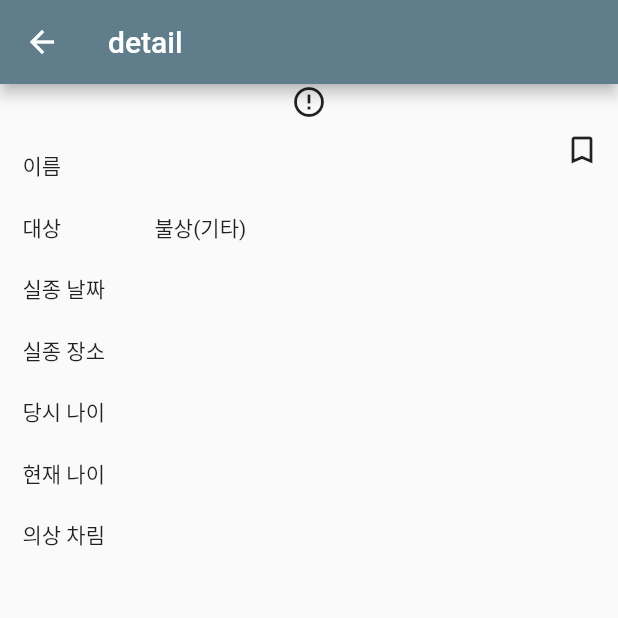
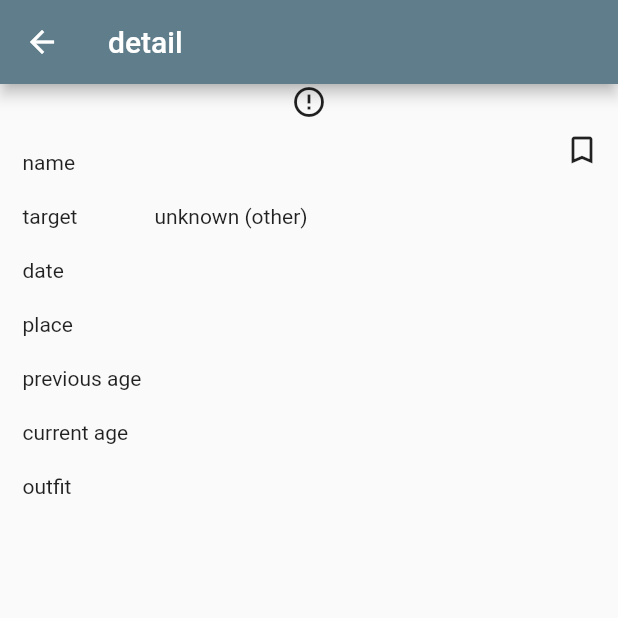
Before and after one commit to missing-project/app, a Flutter app: the CaseDetailScreen screen opened directly with empty values, on a phone screen of 412 x 824 dp, the top half of it. Run offline on Flutter 3.47's test engine with Material 2 defaults, Android fonts, the phone set to English and light mode, and no system bars; our stand-ins replace carousel_slider, dio, equatable, flutter_bloc, google_maps_flutter, location and 1 more; accounts and stored records are empty; generated files the repository leaves out were written again; network calls fail; Roboto replaces fonts that are missing (ChosunGs).

Commit message:
feat: l10n

```diff
--- a/lib/l10n/app_en.arb
+++ b/lib/l10n/app_en.arb
@@ -12,6 +12,7 @@
   "check": "check",
   "section": "case occured recently",
   "id": "id",
+  "email": "email",
   "password": "password",
   "passwordCheck": "password check",
   "login_input_valid": "Please enter some text",
@@ -47,5 +48,32 @@
   "signup_duplicate_warn": "Check ID duplicates",
   "signup_email_warn": "Please verify your email",
   "signup_success": "Member registration success",
-  "signup_fail": "Member registration fail"
+  "signup_fail": "Member registration fail",
+  "idpw_lookup": "lookup",
+  "idpw_result_none": "There is no ID searched",
+  "idpw_result_id": "ID searched:",
+  "idpw_pw_send": "A temporary password has been sent",
+  "idpw_pw_btn": "Issuance of temporary password",
+  "idpw_tap_id": "find ID",
+  "idpw_tap_pw": "find password",
+  "signup_personalinfo": "privacy policy",
+  "signup_id_alert": "Check ID duplicates",
+  "signup_email_alert": "Please verify your email",
+  "signup_scuccess": "registration success",
+  "signup_policy_content": "View content",
+  "case_010": "Normal child (under 18 years old)",
+  "case_020": "runaway",
+  "case_040": "Facility care-free person",
+  "case_060": "intellectually disabled",
+  "case_061": "People with intellectual disabilities (under 18)",
+  "case_062": "Dementia patients",
+  "case_080": "unknown (other)",
+  "case_detail_appbar": "detail",
+  "case_detail_name": "name",
+  "case_detail_target": "target",
+  "case_detail_date": "date",
+  "case_detail_place": "place",
+  "case_detail_agePrev": "previous age",
+  "case_detail_ageCurr": "current age",
+  "case_detail_cloth": "outfit"
 }
--- a/lib/screens/auth/idpwSearch/idpw_search_screen.dart
+++ b/lib/screens/auth/idpwSearch/idpw_search_screen.dart
@@ -1,6 +1,7 @@
 import 'package:flutter/material.dart';
 import 'package:missing_application/screens/auth/idpwSearch/widgets/idpw_search_widgets.dart';
 import 'package:missing_application/screens/global/global_appbar.dart';
+import 'package:flutter_gen/gen_l10n/app_localizations.dart';
 
 class IdPwSearchScreen extends StatefulWidget {
   const IdPwSearchScreen({Key? key}) : super(key: key);
@@ -22,8 +23,8 @@ class _IdPwSearchScreenState extends State<IdPwSearchScreen> {
             TabBar(
               labelColor: Theme.of(context).primaryColor,
               tabs: [
-                Tab(text: '아이디 찾기'),
-                Tab(text: '비밀번호 찾기'),
+                Tab(text: AppLocalizations.of(context)!.idpw_tap_id),
+                Tab(text: AppLocalizations.of(context)!.idpw_tap_pw),
               ],
             ),
             Expanded(
--- a/lib/screens/auth/idpwSearch/widgets/idpw_search_widgets.dart
+++ b/lib/screens/auth/idpwSearch/widgets/idpw_search_widgets.dart
@@ -39,7 +39,7 @@ class _IdSearchState extends State<IdSearch> {
               children: [
                 Expanded(
                   child: TextFieldStyle(
-                    label: '이메일',
+                    label: AppLocalizations.of(context)!.email,
                     onChanged: (value) {
                       setState(() {
                         email = value;
@@ -54,7 +54,7 @@ class _IdSearchState extends State<IdSearch> {
                         emailRegExp.hasMatch(email) && state is! AuthLoading
                             ? handleSearchId
                             : null,
-                    child: Text('조회'),
+                    child: Text(AppLocalizations.of(context)!.idpw_lookup),
                   ),
                 )
               ],
@@ -63,7 +63,9 @@ class _IdSearchState extends State<IdSearch> {
           SizedBox(height: 30),
           Center(
             child: Text(
-              idInqured.isEmpty ? '조회된 아이디가 없습니다' : '조회된 아이디: $idInqured',
+              idInqured.isEmpty
+                  ? AppLocalizations.of(context)!.idpw_result_none
+                  : '${AppLocalizations.of(context)!.idpw_result_id} $idInqured',
             ),
           )
         ],
@@ -101,7 +103,7 @@ class _PwSearchState extends State<PwSearch> {
       context: context,
       builder: (context) {
         return AlertDialogCustom(
-          content: '임시 비밀번호가 전송되었습니다',
+          content: AppLocalizations.of(context)!.idpw_pw_send,
           action: () {
             Navigator.popUntil(context, ModalRoute.withName(Routes.login));
           },
@@ -122,7 +124,7 @@ class _PwSearchState extends State<PwSearch> {
                 SizedBox(height: 25),
                 SizeInListView(
                   child: TextFieldStyle(
-                    label: '아이디',
+                    label: AppLocalizations.of(context)!.id,
                     onChanged: (value) {
                       setState(() {
                         id = value;
@@ -153,7 +155,7 @@ class _PwSearchState extends State<PwSearch> {
                     state is! AuthLoading
                 ? handlePasswordIssued
                 : null,
-            child: Text('임시 비밀번호 발급'),
+            child: Text(AppLocalizations.of(context)!.idpw_pw_btn),
           ),
         )
       ],
--- a/lib/screens/auth/signup/signup_screen.dart
+++ b/lib/screens/auth/signup/signup_screen.dart
@@ -121,7 +121,7 @@ class _SignUpScreenState extends State<SignUpScreen> {
           titlePadding: EdgeInsets.all(10),
           contentPadding: EdgeInsets.all(5),
           actionsPadding: EdgeInsets.all(5),
-          title: Text('개인정보 처리방침'),
+          title: Text(AppLocalizations.of(context)!.signup_personalinfo),
           content: Container(
             padding: EdgeInsets.all(5),
             decoration: BoxDecoration(
@@ -152,7 +152,7 @@ class _SignUpScreenState extends State<SignUpScreen> {
         context: context,
         builder: (context) {
           return AlertDialogCustom(
-            content: '아이디 중복을 검사하세요',
+            content: AppLocalizations.of(context)!.signup_id_alert,
           );
         },
       );
@@ -164,7 +164,7 @@ class _SignUpScreenState extends State<SignUpScreen> {
         context: context,
         builder: (context) {
           return AlertDialogCustom(
-            content: '이메일을 인증하세요',
+            content: AppLocalizations.of(context)!.signup_email_alert,
           );
         },
       );
@@ -180,7 +180,7 @@ class _SignUpScreenState extends State<SignUpScreen> {
         context: context,
         builder: (context) {
           return AlertDialogCustom(
-            content: '회원가입 성공',
+            content: AppLocalizations.of(context)!.signup_success,
             action: () {
               Navigator.popUntil(context, ModalRoute.withName(Routes.login));
             },
@@ -381,7 +381,8 @@ class _SignUpScreenState extends State<SignUpScreen> {
                         ),
                         OutlinedButton(
                           onPressed: _handleCheckTermsAgreement,
-                          child: Text('내용 보기'),
+                          child: Text(AppLocalizations.of(context)!
+                              .signup_policy_content),
                         )
                       ],
                     ),
--- a/lib/screens/case/detail/case_detail_screen.dart
+++ b/lib/screens/case/detail/case_detail_screen.dart
@@ -16,16 +16,6 @@ class CaseDetailScreen extends StatefulWidget {
 }
 
 class _CaseDetailScreenState extends State<CaseDetailScreen> {
-  final Map<String, String> target = {
-    '010': '정상아동(18세미만)',
-    '020': '가출인',
-    '040': '시설보호무연고자',
-    '060': '지적장애인',
-    '061': '지적장애인(18세미만)',
-    '062': '치매질환자',
-    '080': '불상(기타)',
-  };
-
   void handleBookmark(Case element, bool isBookMark, bool isLogin) {
     if (isLogin) {
       BlocProvider.of<AuthBloc>(context).add(
@@ -54,6 +44,15 @@ class _CaseDetailScreenState extends State<CaseDetailScreen> {
   }
 
   Widget child(AuthState state) {
+    final Map<String, String> target = {
+      '010': AppLocalizations.of(context)!.case_010,
+      '020': AppLocalizations.of(context)!.case_020,
+      '040': AppLocalizations.of(context)!.case_040,
+      '060': AppLocalizations.of(context)!.case_060,
+      '061': AppLocalizations.of(context)!.case_061,
+      '062': AppLocalizations.of(context)!.case_062,
+      '080': AppLocalizations.of(context)!.case_080,
+    };
     final detail = ModalRoute.of(context)!.settings.arguments as Case;
     bool isLogin = state is AuthLoaded;
     bool isBookMark = isLogin
@@ -61,7 +60,7 @@ class _CaseDetailScreenState extends State<CaseDetailScreen> {
         : false;
     return Scaffold(
       appBar: AppBar(
-        title: Text('detail'),
+        title: Text(AppLocalizations.of(context)!.case_detail_appbar),
       ),
       body: Column(
         children: [
@@ -88,19 +87,35 @@ class _CaseDetailScreenState extends State<CaseDetailScreen> {
           Expanded(
             child: ListView(
               children: [
-                DetailPropety(property: '이름', value: detail.name),
                 DetailPropety(
-                  property: '대상',
-                  value: target[detail.targetCode] ?? '불상(기타)',
+                  property: AppLocalizations.of(context)!.case_detail_name,
+                  value: detail.name,
                 ),
                 DetailPropety(
-                  property: '실종 날짜',
+                  property: AppLocalizations.of(context)!.case_detail_target,
+                  value: target[detail.targetCode] ??
+                      AppLocalizations.of(context)!.case_080,
+                ),
+                DetailPropety(
+                  property: AppLocalizations.of(context)!.case_detail_date,
                   value: detail.date,
                 ),
-                DetailPropety(property: '실종 장소', value: detail.place),
-                DetailPropety(property: '당시 나이', value: detail.age),
-                DetailPropety(property: '현재 나이', value: detail.ageNow),
-                DetailPropety(property: '의상 차림', value: detail.dress),
+                DetailPropety(
+                  property: AppLocalizations.of(context)!.case_detail_place,
+                  value: detail.place,
+                ),
+                DetailPropety(
+                  property: AppLocalizations.of(context)!.case_detail_agePrev,
+                  value: detail.age,
+                ),
+                DetailPropety(
+                  property: AppLocalizations.of(context)!.case_detail_ageCurr,
+                  value: detail.ageNow,
+                ),
+                DetailPropety(
+                  property: AppLocalizations.of(context)!.case_detail_cloth,
+                  value: detail.dress,
+                ),
               ],
             ),
           )
```
Also changed, not shown: lib/l10n/app_ko.arb (+29 -1 lines).
